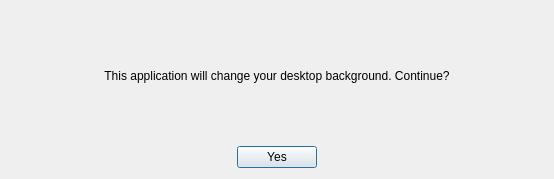
This is main.ui in michael-karpinski/desktop-setter as Qt 5 draws it before an edit. The edited form follows.
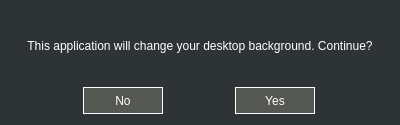
This is the edited form.

The edit to the form file:
```diff
--- a/main.ui
+++ b/main.ui
@@ -6,13 +6,38 @@
    <rect>
     <x>0</x>
     <y>0</y>
-    <width>554</width>
-    <height>179</height>
+    <width>400</width>
+    <height>125</height>
    </rect>
   </property>
+  <property name="sizePolicy">
+   <sizepolicy hsizetype="Fixed" vsizetype="Fixed">
+    <horstretch>0</horstretch>
+    <verstretch>0</verstretch>
+   </sizepolicy>
+  </property>
+  <property name="maximumSize">
+   <size>
+    <width>750</width>
+    <height>200</height>
+   </size>
+  </property>
   <property name="windowTitle">
    <string>Desktop Setter (WIP)</string>
   </property>
+  <property name="styleSheet">
+   <string notr="true">QDialog {
+	background: rgb(46, 52, 54)
+}
+
+QLabel {
+	color: white;
+}
+
+QGridLayout QPushButton {
+	background-color: green;
+}</string>
+  </property>
   <layout class="QVBoxLayout" name="verticalLayout">
    <item>
     <widget class="QLabel" name="label">
@@ -27,21 +52,72 @@
      </property>
     </widget>
    </item>
-   <item alignment="Qt::AlignHCenter">
+   <item>
+    <layout class="QGridLayout" name="gridLayout">
+     <property name="spacing">
+      <number>0</number>
+     </property>
+     <item row="0" column="1">
+      <widget class="QPushButton" name="no_button">
+       <property name="maximumSize">
+        <size>
+         <width>80</width>
+         <height>16777215</height>
+        </size>
+       </property>
+       <property name="styleSheet">
+        <string notr="true">background-color: rgb(85, 87, 83);
+color: white;
+border-style: outset;
+border-width: 1px;
+border-color: white;
+height: 25px;</string>
+       </property>
+       <property name="text">
+        <string>No</string>
+       </property>
+       <property name="flat">
+        <bool>false</bool>
+       </property>
+      </widget>
+     </item>
+     <item row="0" column="2">
     <widget class="QPushButton" name="confirm_button">
      <property name="sizePolicy">
-      <sizepolicy hsizetype="Maximum" vsizetype="Fixed">
+        <sizepolicy hsizetype="Maximum" vsizetype="Maximum">
        <horstretch>0</horstretch>
        <verstretch>0</verstretch>
       </sizepolicy>
      </property>
+       <property name="maximumSize">
+        <size>
+         <width>80</width>
+         <height>16777215</height>
+        </size>
+       </property>
      <property name="layoutDirection">
       <enum>Qt::LeftToRight</enum>
      </property>
+       <property name="styleSheet">
+        <string notr="true">background-color: rgb(85, 87, 83);
+color: white;
+border-style: outset;
+border-width: 1px;
+border-color: white;
+height: 25px;</string>
+       </property>
      <property name="text">
       <string>Yes</string>
      </property>
-    </widget>
+       <property name="default">
+        <bool>false</bool>
+       </property>
+       <property name="flat">
+        <bool>false</bool>
+       </property>
+      </widget>
+     </item>
+    </layout>
    </item>
   </layout>
  </widget>
```
Lines whose indentation alone changed are shown as unchanged.
